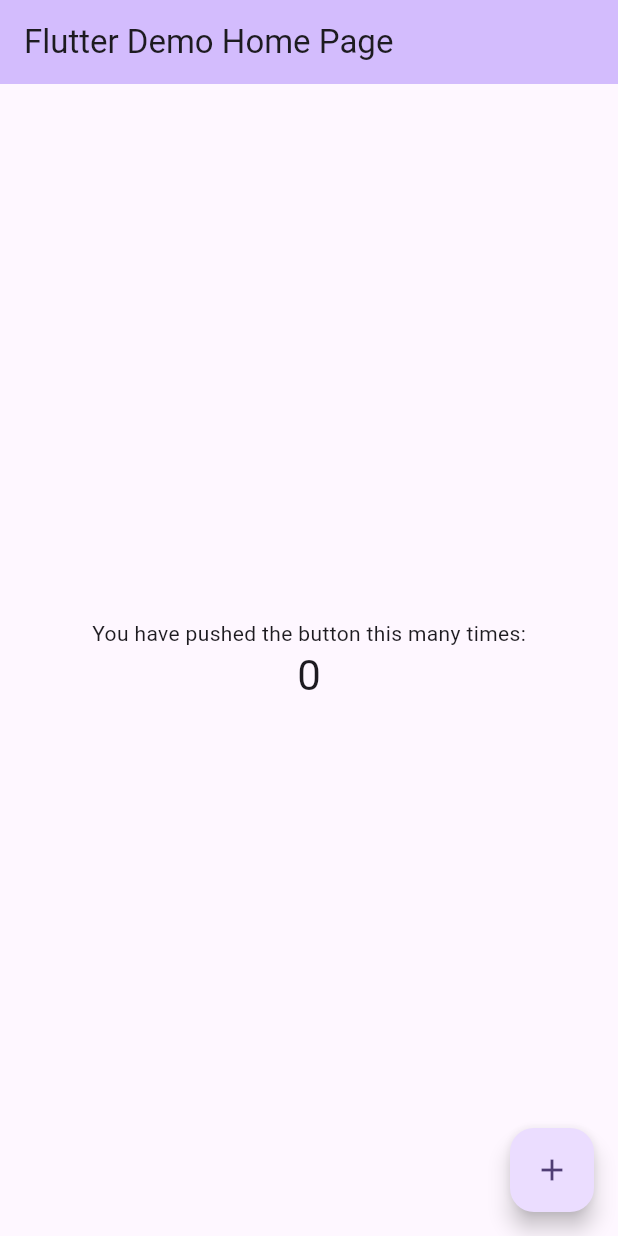
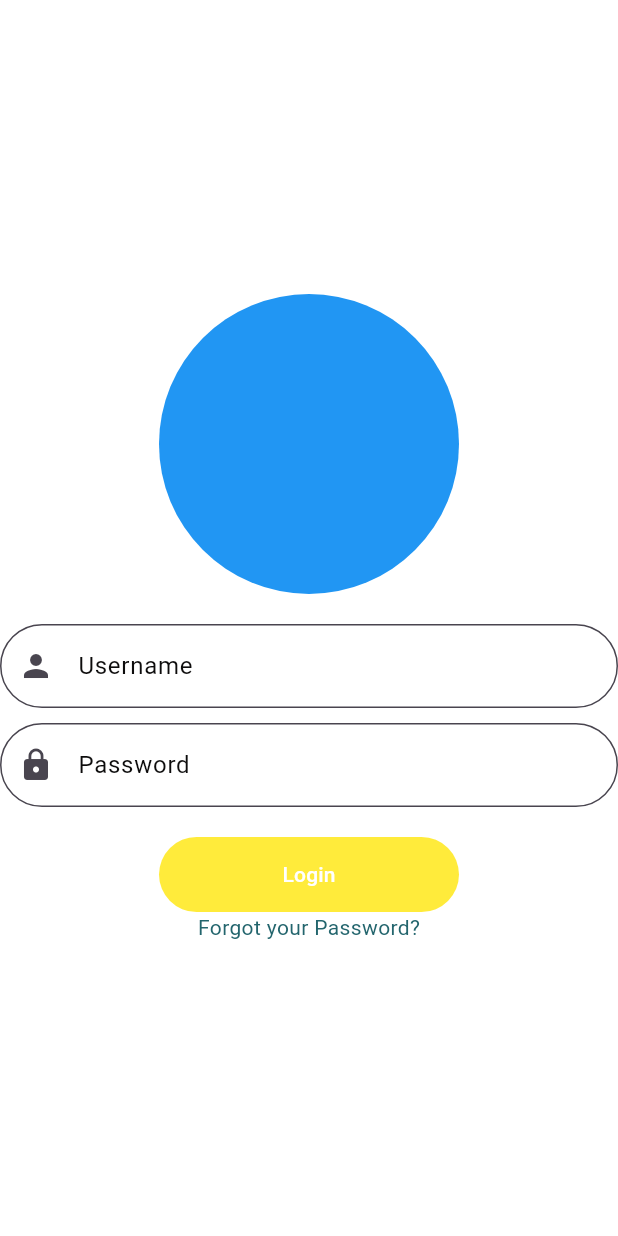
Before and after one commit to NA5KO/Flutter_App_Ui, a Flutter app: the screen it shows after launch, on a phone screen of 412 x 824 dp. Run offline on Flutter 3.47's test engine with Material 3 defaults, Android fonts, the phone set to English and light mode, and no system bars.

Commit message:
Login Screen

```diff
--- /dev/null
+++ b/lib/ForgottenPassword.dart
@@ -0,0 +1,43 @@
+import 'package:flutter/material.dart';
+import 'LoginScreen.dart';
+
+class Password_forgotten extends StatelessWidget {
+  TextEditingController _usernameController = TextEditingController();
+
+  @override
+  Widget build(BuildContext context) {
+    return Scaffold(
+        backgroundColor: Colors.white,
+        appBar: AppBar(
+          backgroundColor: Color.fromARGB(255, 191, 199, 226),
+
+
+
+        ),
+
+
+
+        );
+  }
+}
+
+
+class Upbar_forgotten extends StatelessWidget {
+  @override
+  Widget build(BuildContext context) {
+    return Container(
+      color: Colors.white,
+      child: Row(
+        mainAxisAlignment: MainAxisAlignment.center,
+        children: [
+          IconButton(
+            icon: Icon(Icons.arrow_back_ios),
+            onPressed: () {
+              Navigator.pop(context);
+            },
+          ),
+        ],
+      ),
+    );
+  }
+}
--- /dev/null
+++ b/lib/LoginScreen.dart
@@ -0,0 +1,98 @@
+// ignore_for_file: non_constant_identifier_names
+
+import 'package:flutter/material.dart';
+
+
+
+class LoginScreen extends StatelessWidget {
+
+  TextEditingController _usernameController = TextEditingController();
+  TextEditingController _passwordController = TextEditingController();
+
+  @override
+  Widget build(BuildContext context) {
+   return Scaffold(
+      backgroundColor: Colors.white,
+      body: Column(
+        mainAxisAlignment: MainAxisAlignment.center,
+
+        children: [
+
+        Container(
+          width: 200,
+          height: 200,
+          decoration: BoxDecoration(
+            borderRadius: BorderRadius.circular(300),
+            color: Colors.blue,
+          ),
+
+        ),
+
+            SizedBox(height: 20),
+          TextFormField(
+            controller: _usernameController,
+            decoration: InputDecoration(
+              filled: true,
+              fillColor: Colors.white70,
+              prefixIcon: Icon(Icons.person),
+              hintStyle: TextStyle(color: const Color.fromARGB(255, 13, 12, 12)),
+              hintText: "Username",
+              focusedBorder: UnderlineInputBorder(borderSide: BorderSide(color: Colors.red)),
+              border: OutlineInputBorder(borderRadius: BorderRadius.circular(500),
+            ),
+
+          ),
+
+          ),
+          SizedBox(height: 10),
+          TextFormField(
+            controller: _passwordController,
+            decoration: InputDecoration(
+              filled: true,
+
+              hintStyle: TextStyle(color: const Color.fromARGB(255, 13, 12, 12)),
+              hintText: "Password",prefixIcon: Icon(Icons.lock),
+              fillColor: Colors.white70,
+              focusedBorder: UnderlineInputBorder(borderSide: BorderSide(color: Colors.grey)),
+              border: OutlineInputBorder(borderRadius: BorderRadius.circular(500),)
+
+            ),
+            obscureText: true,
+
+          ),
+          SizedBox(height: 20),
+
+          TextButton(
+          style: ButtonStyle(
+            fixedSize: MaterialStateProperty.all<Size>(Size(200, 50)),
+            foregroundColor: MaterialStateProperty.all<Color>(Colors.white),
+            backgroundColor: MaterialStateProperty.all<Color>(Colors.yellow),
+          ),
+          onPressed: () { },
+          child: Text('Login'),
+),
+          Text(
+            'Forgot your Password?',
+            style: TextStyle(color: const Color.fromARGB(255, 35, 101, 109)),
+
+          )
+        ],
+      ),
+    );
+  }
+}
+
+/*class OpenPainter extends CustomPainter {
+  @override
+  void paint(Canvas canvas, Size size) {
+    var paint1 = Paint()
+      ..color = Color.fromARGB(255, 79, 126, 245)
+      ..style = PaintingStyle.fill;
+    //a circle
+    canvas.drawCircle(Offset(200, 200), 100, paint1);
+  }
+
+  @override
+  bool shouldRepaint(CustomPainter oldDelegate) => true;
+}
+*/
--- a/lib/main.dart
+++ b/lib/main.dart
@@ -1,125 +1,17 @@
 import 'package:flutter/material.dart';
+import 'LoginScreen.dart';
+void main() {
+  runApp(MyApp());
 
-void main() {
-  runApp(const MyApp());
+
 }
 
 class MyApp extends StatelessWidget {
-  const MyApp({super.key});
-
-  // This widget is the root of your application.
   @override
   Widget build(BuildContext context) {
     return MaterialApp(
       title: 'Flutter Demo',
-      theme: ThemeData(
-        // This is the theme of your application.
-        //
-        // TRY THIS: Try running your application with "flutter run". You'll see
-        // the application has a purple toolbar. Then, without quitting the app,
-        // try changing the seedColor in the colorScheme below to Colors.green
-        // and then invoke "hot reload" (save your changes or press the "hot
-        // reload" button in a Flutter-supported IDE, or press "r" if you used
-        // the command line to start the app).
-        //
-        // Notice that the counter didn't reset back to zero; the application
-        // state is not lost during the reload. To reset the state, use hot
-        // restart instead.
-        //
-        // This works for code too, not just values: Most code changes can be
-        // tested with just a hot reload.
-        colorScheme: ColorScheme.fromSeed(seedColor: Colors.deepPurple),
-        useMaterial3: true,
-      ),
-      home: const MyHomePage(title: 'Flutter Demo Home Page'),
+      home: LoginScreen(),
     );
   }
 }
-
-class MyHomePage extends StatefulWidget {
-  const MyHomePage({super.key, required this.title});
-
-  // This widget is the home page of your application. It is stateful, meaning
-  // that it has a State object (defined below) that contains fields that affect
-  // how it looks.
-
-  // This class is the configuration for the state. It holds the values (in this
-  // case the title) provided by the parent (in this case the App widget) and
-  // used by the build method of the State. Fields in a Widget subclass are
-  // always marked "final".
-
-  final String title;
-
-  @override
-  State<MyHomePage> createState() => _MyHomePageState();
-}
-
-class _MyHomePageState extends State<MyHomePage> {
-  int _counter = 0;
-
-  void _incrementCounter() {
-    setState(() {
-      // This call to setState tells the Flutter framework that something has
-      // changed in this State, which causes it to rerun the build method below
-      // so that the display can reflect the updated values. If we changed
-      // _counter without calling setState(), then the build method would not be
-      // called again, and so nothing would appear to happen.
-      _counter++;
-    });
-  }
-
-  @override
-  Widget build(BuildContext context) {
-    // This method is rerun every time setState is called, for instance as done
-    // by the _incrementCounter method above.
-    //
-    // The Flutter framework has been optimized to make rerunning build methods
-    // fast, so that you can just rebuild anything that needs updating rather
-    // than having to individually change instances of widgets.
-    return Scaffold(
-      appBar: AppBar(
-        // TRY THIS: Try changing the color here to a specific color (to
-        // Colors.amber, perhaps?) and trigger a hot reload to see the AppBar
-        // change color while the other colors stay the same.
-        backgroundColor: Theme.of(context).colorScheme.inversePrimary,
-        // Here we take the value from the MyHomePage object that was created by
-        // the App.build method, and use it to set our appbar title.
-        title: Text(widget.title),
-      ),
-      body: Center(
-        // Center is a layout widget. It takes a single child and positions it
-        // in the middle of the parent.
-        child: Column(
-          // Column is also a layout widget. It takes a list of children and
-          // arranges them vertically. By default, it sizes itself to fit its
-          // children horizontally, and tries to be as tall as its parent.
-          //
-          // Column has various properties to control how it sizes itself and
-          // how it positions its children. Here we use mainAxisAlignment to
-          // center the children vertically; the main axis here is the vertical
-          // axis because Columns are vertical (the cross axis would be
-          // horizontal).
-          //
-          // TRY THIS: Invoke "debug painting" (choose the "Toggle Debug Paint"
-          // action in the IDE, or press "p" in the console), to see the
-          // wireframe for each widget.
-          mainAxisAlignment: MainAxisAlignment.center,
-          children: <Widget>[
-            const Text(
-              'You have pushed the button this many times:',
-            ),
-            Text(
-              '$_counter',
-              style: Theme.of(context).textTheme.headlineMedium,
-            ),
-          ],
-        ),
-      ),
-      floatingActionButton: FloatingActionButton(
-        onPressed: _incrementCounter,
-        tooltip: 'Increment',
-        child: const Icon(Icons.add),
-      ), // This trailing comma makes auto-formatting nicer for build methods.
-    );
-  }
-}
```
